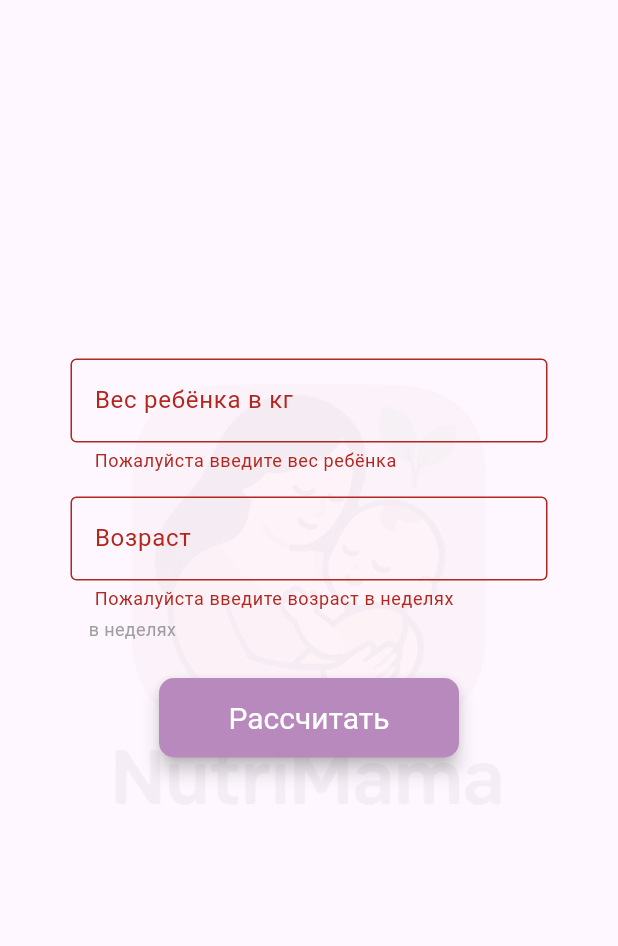
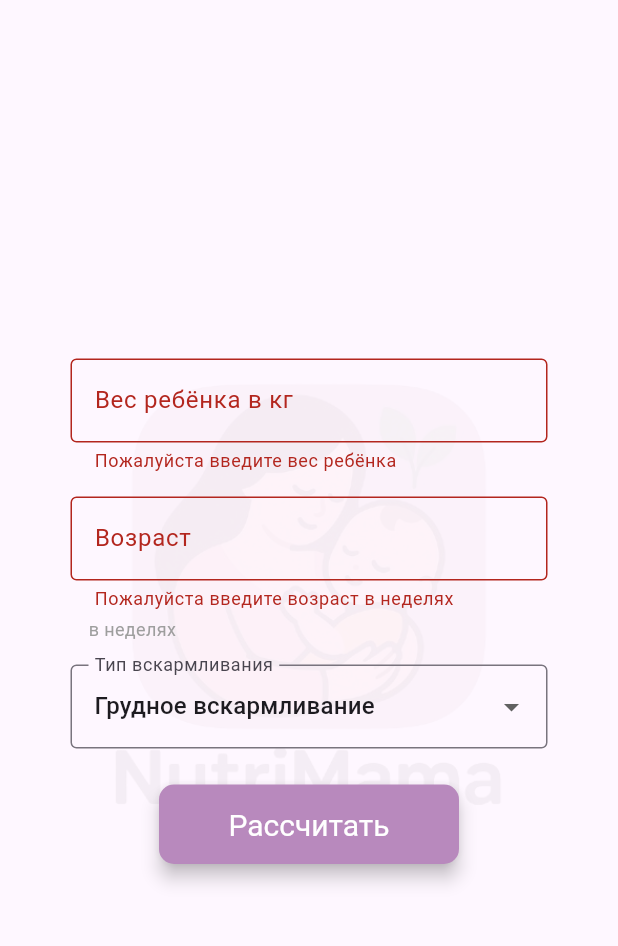
Before and after one commit to abcdefg-min/NutriMAMA, a Flutter app: the screen it shows after launch, after a tap on "Рассчитать", on a phone screen of 412 x 824 dp, the part 63-1009 px from its top. Run offline on Flutter 3.47's test engine with Material 3 defaults, Android fonts, the phone set to English and light mode, and no system bars; our stand-ins replace loading_animation_widget.

Commit message:
выпадающий List

```diff
--- a/lib/nutriMAMAScreen.dart
+++ b/lib/nutriMAMAScreen.dart
@@ -14,6 +14,9 @@ class _NutriMAMAScreenState extends State<NutriMAMAScreen> {
   final _formKey = GlobalKey<FormState>();
   final TextEditingController _weghtController = TextEditingController();
   final TextEditingController _ageController = TextEditingController();
+
+  final List<String> _dropDown = ['Грудное вскармливание','Искуственное вскармливание'];
+  String _drop = 'Грудное вскармливание';
 
   // bool _showTable = false;
 
@@ -60,6 +63,8 @@ class _NutriMAMAScreenState extends State<NutriMAMAScreen> {
       ),
     );
   }
+
+
 
   @override
   Widget build(BuildContext context) {
@@ -130,6 +135,32 @@ class _NutriMAMAScreenState extends State<NutriMAMAScreen> {
                     style: TextStyle(fontSize: 12, color: Colors.grey),
                   ),
                 ),
+                const SizedBox(height: 15),
+                DropdownButtonFormField(
+                  value: _drop,
+                  items: _dropDown.map((String drop) {
+                    return DropdownMenuItem<String>(
+                      value: drop,
+                      child: Text(drop),
+                      );
+                  }).toList(),
+                  onChanged: (String? newValue) {
+                    setState(() {
+                      _drop = newValue!;
+                    });
+                  },
+                  decoration: const InputDecoration(
+                    labelText: 'Тип вскармливания',
+                    border: OutlineInputBorder()
+                  ),
+                  validator: (value) {
+                    if (value == null || value.isEmpty) {
+                      return 'Выберите тип вскармливания';
+                    }
+                    return null;
+                  },
+                ),
+
                 const SizedBox(height: 24),
                 Center(
                   child: ElevatedButton(
```
